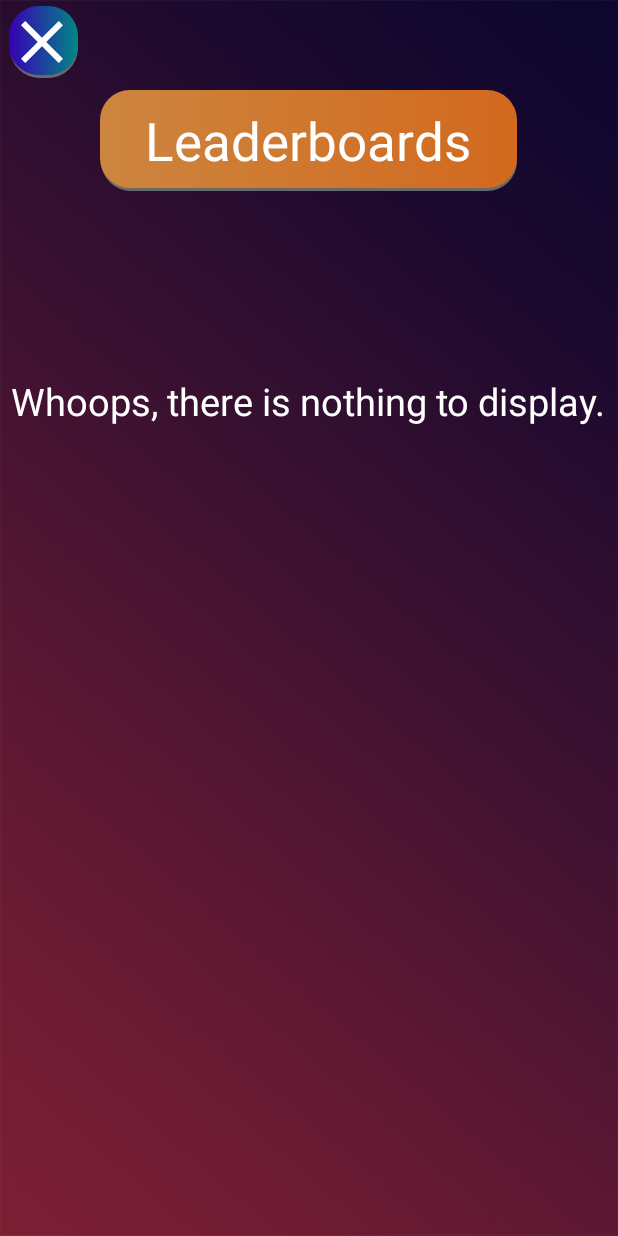
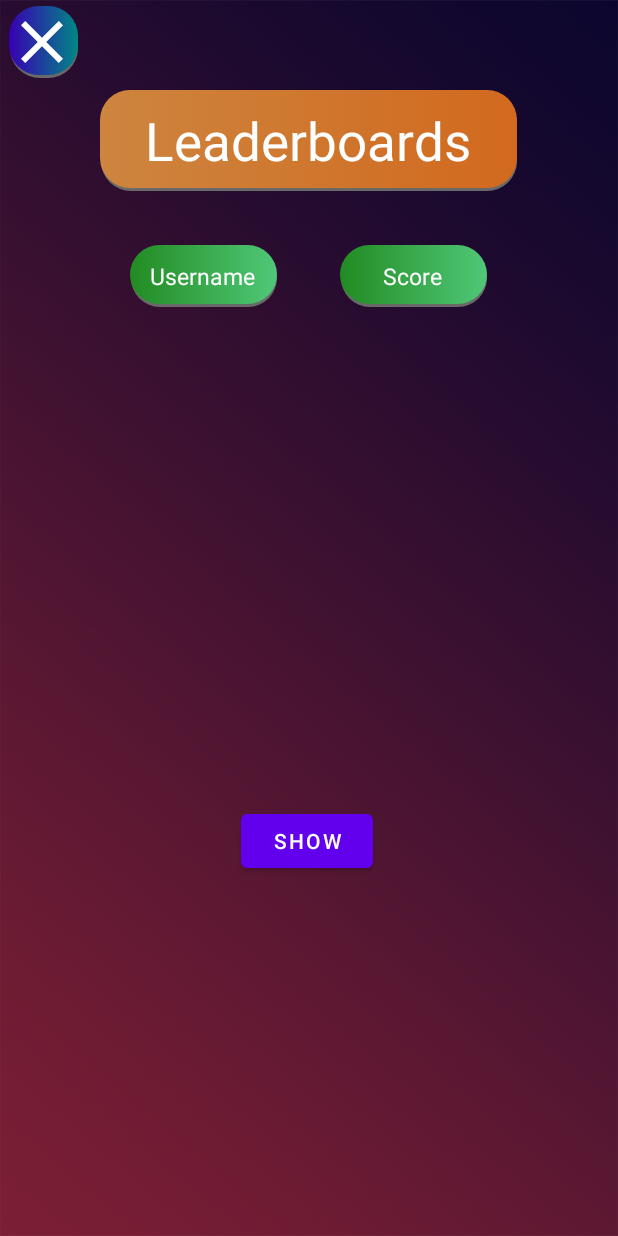
Before and after one commit to Halifx17/FilipinoValuesApp, an Android app: the StartGame screen opened directly, with no data from a screen before it, after a tap on "Leaderboards", on a phone screen of 412 x 824 dp. Run offline under Robolectric (Android 15) with nearby library versions, the phone set to English and light mode, and no system bars; our stand-ins replace Firebase (no records; nobody signed in at launch, a user with empty details on screens opened directly).

Commit message:
Seventh Commit

```diff
--- a/app/src/main/java/com/example/filipinovaluesapp/Leaderboards.java
+++ b/app/src/main/java/com/example/filipinovaluesapp/Leaderboards.java
@@ -8,8 +8,11 @@ import androidx.appcompat.app.AppCompatActivity;
 import android.content.Intent;
 import android.os.Build;
 import android.os.Bundle;
+import android.util.Log;
 import android.util.Pair;
 import android.view.View;
+import android.widget.TextView;
+import android.widget.Toast;
 
 import com.google.firebase.auth.FirebaseAuth;
 import com.google.firebase.auth.FirebaseUser;
@@ -18,12 +21,14 @@ import com.google.firebase.database.DataSnapshot;
 import com.google.firebase.database.DatabaseError;
 import com.google.firebase.database.DatabaseReference;
 import com.google.firebase.database.FirebaseDatabase;
+import com.google.firebase.database.Query;
 import com.google.firebase.database.ValueEventListener;
 
 import java.util.ArrayList;
 import java.util.Arrays;
 import java.util.Collections;
 import java.util.Comparator;
+import java.util.HashMap;
 import java.util.List;
 import java.util.Map;
 
@@ -32,6 +37,14 @@ public class Leaderboards extends AppCompatActivity {
     FirebaseAuth mAuth;
     FirebaseUser user;
     DatabaseReference dbReference;
+    TextView firstPlace, secondPlace, thirdPlace, fourthPlace, fifthPlace;
+    TextView firstPlaceName, secondPlaceName, thirdPlaceName, fourthPlaceName, fifthPlaceName;
+
+    String firstPlaceExtra, secondPlaceExtra, thirdPlaceExtra, fourthPlaceExtra, fifthPlaceExtra;
+    String firstPlaceNameExtra, secondPlaceNameExtra, thirdPlaceNameExtra, fourthPlaceNameExtra, fifthPlaceNameExtra;
+
+    ArrayList<String> usernames = new ArrayList<>();
+    ArrayList <Integer>scores = new ArrayList<>();
 
 
 
@@ -40,19 +53,110 @@ public class Leaderboards extends AppCompatActivity {
         super.onCreate(savedInstanceState);
         setContentView(R.layout.activity_leaderboards);
 
+        firstPlace = findViewById(R.id.firstPlace);
+        secondPlace = findViewById(R.id.secondPlace);
+        thirdPlace = findViewById(R.id.thirdPlace);
+        fourthPlace = findViewById(R.id.fourthPlace);
+        fifthPlace = findViewById(R.id.fifthPlace);
+
+        firstPlaceName = findViewById(R.id.firstPlaceName);
+        secondPlaceName = findViewById(R.id.secondPlaceName);
+        thirdPlaceName = findViewById(R.id.thirdPlaceName);
+        fourthPlaceName = findViewById(R.id.fourthPlaceName);
+        fifthPlaceName = findViewById(R.id.fifthPlaceName);
+
         mAuth=FirebaseAuth.getInstance();
         user = mAuth.getCurrentUser();
         dbReference = FirebaseDatabase.getInstance().getReference("Users");
 
+        firstPlaceExtra = getIntent().getStringExtra("firstScore");
+        secondPlaceExtra = getIntent().getStringExtra("secondScore");
+        thirdPlaceExtra = getIntent().getStringExtra("thirdScore");
+        fourthPlaceExtra = getIntent().getStringExtra("fourthScore");
+        fifthPlaceExtra = getIntent().getStringExtra("fifthScore");
 
-        dbReference.orderByChild("score").limitToLast(10).addChildEventListener(new ChildEventListener() {
+        firstPlaceNameExtra = getIntent().getStringExtra("firstName");
+        secondPlaceNameExtra = getIntent().getStringExtra("secondName");
+        thirdPlaceNameExtra = getIntent().getStringExtra("thirdName");
+        fourthPlaceNameExtra = getIntent().getStringExtra("fourthName");
+        fifthPlaceNameExtra = getIntent().getStringExtra("fifthName");
+
+        firstPlace.setText(firstPlaceExtra);
+        secondPlace.setText(secondPlaceExtra);
+        thirdPlace.setText(thirdPlaceExtra);
+        fourthPlace.setText(fourthPlaceExtra);
+        fifthPlace.setText(fifthPlaceExtra);
+
+        firstPlaceName.setText(firstPlaceNameExtra);
+        secondPlaceName.setText(secondPlaceNameExtra);
+        thirdPlaceName.setText(thirdPlaceNameExtra);
+        fourthPlaceName.setText(fourthPlaceNameExtra);
+        fifthPlaceName.setText(fifthPlaceNameExtra);
+
+
+        Query query = dbReference.orderByChild("score").limitToLast(5);
+        query.addValueEventListener(new ValueEventListener() {
+            @Override
+            public void onDataChange(@NonNull DataSnapshot snapshot) {
+
+                for (DataSnapshot postSnapshot: snapshot.getChildren()) {
+                    Highscore score=postSnapshot.getValue(Highscore.class);
+
+                    if(score!=null){
+                        scores.add(score.score);
+                        usernames.add(score.username);
+                    }
+                    Log.d("test",score.username+" Score is " + score.score);
+                }
+
+
+            }
+
+            @Override
+            public void onCancelled(@NonNull DatabaseError error) {
+
+            }
+        });
+
+
+
+/*
+        dbReference.orderByChild("score").limitToLast(10).addValueEventListener(new ValueEventListener() {
+            @Override
+            public void onDataChange(@NonNull DataSnapshot snapshot) {
+                Highscore user_score = snapshot.getValue(Highscore.class);
+
+
+
+                System.out.println(snapshot.getKey() + " " + user_score.username + " Score is " + user_score.score);
+
+
+            }
+
+            @Override
+            public void onCancelled(@NonNull DatabaseError error) {
+
+            }
+        });
+
+
+
+*/
+
+
+/*
+
+            dbReference.orderByChild("score").limitToLast(2).addChildEventListener(new ChildEventListener() {
+
+
                 @Override
                 public void onChildAdded(@NonNull DataSnapshot snapshot, @Nullable String previousChildName) {
 
                     Highscore user_score = snapshot.getValue(Highscore.class);
-                System.out.println(snapshot.getKey()+" "+user_score.username+" Score is "+user_score.score);
+                    firstPlace.setText(user_score.username);
+                    System.out.println(snapshot.getKey() + " " + user_score.username + " Score is " + user_score.score);
+
                 }
-
 
 
                 @Override
@@ -74,18 +178,56 @@ public class Leaderboards extends AppCompatActivity {
                 public void onCancelled(@NonNull DatabaseError error) {
 
                 }
+
             });
 
 
 
+*/
 
 
 
     }
 
 
+
+
     public void cancelButton(View view) {
         Intent intent = new Intent(Leaderboards.this,StartGame.class);
         startActivity(intent);
     }
+
+
+
+    public void show(View view) {
+
+        for(int i = scores.size()-1; i>=0; i--){
+            if(i == scores.size()-1){
+                firstPlace.setText(Integer.toString(scores.get(i)));
+            }else if(i == scores.size()-2){
+                secondPlace.setText(Integer.toString(scores.get(i)));
+            }else if(i == scores.size()-3){
+                thirdPlace.setText(Integer.toString(scores.get(i)));
+            }else if(i == scores.size()-4){
+                fourthPlace.setText(Integer.toString(scores.get(i)));
+            }else if(i == scores.size()-5){
+                fifthPlace.setText(Integer.toString(scores.get(i)));
             }
+        System.out.println(scores.get(i));
+        }
+        for(int i = 0; i<=usernames.size()-1; i++){
+            if(i == usernames.size()-1){
+                firstPlaceName.setText(usernames.get(i));
+            }else if(i == usernames.size()-2){
+                secondPlaceName.setText(usernames.get(i));
+            }else if(i == usernames.size()-3){
+                thirdPlaceName.setText(usernames.get(i));
+            }else if(i == usernames.size()-4){
+                fourthPlaceName.setText(usernames.get(i));
+            }else if(i == usernames.size()-5){
+                fifthPlaceName.setText(usernames.get(i));
+            }
+            System.out.println(usernames.get(i));
+        }
+    }
+}
--- a/app/src/main/java/com/example/filipinovaluesapp/StartGame.java
+++ b/app/src/main/java/com/example/filipinovaluesapp/StartGame.java
@@ -5,6 +5,7 @@ import androidx.appcompat.app.AppCompatActivity;
 
 import android.content.Intent;
 import android.os.Bundle;
+import android.util.Log;
 import android.view.MotionEvent;
 import android.view.View;
 import android.widget.Button;
@@ -16,6 +17,7 @@ import com.google.firebase.database.DataSnapshot;
 import com.google.firebase.database.DatabaseError;
 import com.google.firebase.database.DatabaseReference;
 import com.google.firebase.database.FirebaseDatabase;
+import com.google.firebase.database.Query;
 import com.google.firebase.database.ValueEventListener;
 
 import java.util.ArrayList;
@@ -27,6 +29,12 @@ public class StartGame extends AppCompatActivity {
     FirebaseUser user;
     DatabaseReference dbReference;
     String userID, userName, emailText, highScore;
+
+    ArrayList<String> usernames = new ArrayList<>();
+    ArrayList <Integer>scores = new ArrayList<>();
+
+    String firstPlace, secondPlace, thirdPlace, fourthPlace, fifthPlace;
+    String firstPlaceName, secondPlaceName, thirdPlaceName, fourthPlaceName, fifthPlaceName;
 
     Button startGame, howToPlay, leaderBoards;
     int baseScore = 100000, seedOrder = 0;
@@ -72,6 +80,33 @@ public class StartGame extends AppCompatActivity {
 
             }
         });
+
+        Query query = dbReference.orderByChild("score").limitToLast(5);
+        query.addValueEventListener(new ValueEventListener() {
+            @Override
+            public void onDataChange(@NonNull DataSnapshot snapshot) {
+
+                for (DataSnapshot postSnapshot: snapshot.getChildren()) {
+                    Highscore score=postSnapshot.getValue(Highscore.class);
+
+                    if(score!=null){
+                        scores.add(score.score);
+                        usernames.add(score.username);
+                    }
+
+                }
+
+
+            }
+
+            @Override
+            public void onCancelled(@NonNull DatabaseError error) {
+
+            }
+        });
+
+
+
 
 
 
@@ -234,7 +269,49 @@ public class StartGame extends AppCompatActivity {
     }
 
     public void leaderBoards(View view) {
+
         Intent intent = new Intent(StartGame.this,Leaderboards.class);
+
+        for(int i = scores.size()-1; i>=0; i--){
+            if(i == scores.size()-1){
+                firstPlace = Integer.toString(scores.get(i));
+            }else if(i == scores.size()-2){
+                secondPlace = Integer.toString(scores.get(i));
+            }else if(i == scores.size()-3){
+                thirdPlace = Integer.toString(scores.get(i));
+            }else if(i == scores.size()-4){
+                fourthPlace = Integer.toString(scores.get(i));
+            }else if(i == scores.size()-5){
+                fifthPlace = Integer.toString(scores.get(i));
+            }
+            System.out.println(scores.get(i));
+        }
+        for(int i = 0; i<=usernames.size()-1; i++){
+            if(i == usernames.size()-1){
+                firstPlaceName = usernames.get(i);
+            }else if(i == usernames.size()-2){
+                secondPlaceName = usernames.get(i);
+            }else if(i == usernames.size()-3){
+                thirdPlaceName = usernames.get(i);
+            }else if(i == usernames.size()-4){
+                fourthPlaceName = usernames.get(i);
+            }else if(i == usernames.size()-5){
+                fifthPlaceName = usernames.get(i);
+            }
+            System.out.println(usernames.get(i));
+        }
+
+        intent.putExtra("firstScore", firstPlace);
+        intent.putExtra("secondScore", secondPlace);
+        intent.putExtra("thirdScore", thirdPlace);
+        intent.putExtra("fourthScore", fourthPlace);
+        intent.putExtra("fifthScore", fifthPlace);
+
+        intent.putExtra("firstName", firstPlaceName);
+        intent.putExtra("secondName", secondPlaceName);
+        intent.putExtra("thirdName", thirdPlaceName);
+        intent.putExtra("fourthName", fourthPlaceName);
+        intent.putExtra("fifthName", fifthPlaceName);
         startActivity(intent);
     }
 }
--- /dev/null
+++ b/app/src/main/res/drawable/textview_round_green.xml
@@ -0,0 +1,19 @@
+<?xml version="1.0" encoding="utf-8"?>
+<selector xmlns:android="http://schemas.android.com/apk/res/android" android:shape="rectangle">
+    <item>
+        <layer-list>
+            <item android:left="3dp" android:top="3dp">
+                <shape>
+                    <corners android:radius="20dp" />
+                    <solid android:color="#696969" />
+                </shape>
+            </item>
+            <item android:bottom="2dp" android:left="2dp">
+                <shape>
+                    <gradient android:startColor="@color/green1" android:endColor="@color/green2" android:type="linear"></gradient>
+                    <corners android:radius="20dp"></corners>
+                </shape>
+            </item>
+        </layer-list>
+    </item>
+</selector>
--- a/app/src/main/res/layout/activity_leaderboards.xml
+++ b/app/src/main/res/layout/activity_leaderboards.xml
@@ -14,8 +14,8 @@
       android:contentDescription="@string/Background"
       android:scaleType="fitXY"
       android:src="@drawable/bg_img"
-      tools:layout_editor_absoluteX="16dp"
-      tools:layout_editor_absoluteY="-32dp">
+      tools:layout_editor_absoluteX="0dp"
+      tools:layout_editor_absoluteY="0dp">
 
   </ImageView>
 
@@ -34,42 +34,124 @@
 
 
   <TextView
-      android:id="@+id/username"
+      android:id="@+id/firstPlace"
       android:layout_width="wrap_content"
       android:layout_height="wrap_content"
-      android:layout_marginTop="48dp"
-      android:text=""
+      android:layout_marginTop="92dp"
+      android:text="One"
       android:textColor="@color/white"
       android:textSize="25sp"
-      app:layout_constraintEnd_toEndOf="parent"
-      app:layout_constraintHorizontal_bias="0.498"
-      app:layout_constraintStart_toStartOf="parent"
+      app:layout_constraintEnd_toEndOf="@+id/titleScore"
+      app:layout_constraintStart_toStartOf="@+id/titleScore"
       app:layout_constraintTop_toBottomOf="@+id/title" />
 
   <TextView
-      android:id="@+id/email"
+      android:id="@+id/secondPlaceName"
+      android:layout_width="wrap_content"
+      android:layout_height="wrap_content"
+      android:layout_marginTop="168dp"
+      android:text="user2"
+      android:textColor="@color/white"
+      android:textSize="25sp"
+      app:layout_constraintEnd_toEndOf="@+id/titleUser"
+      app:layout_constraintStart_toStartOf="@+id/titleUser"
+      app:layout_constraintTop_toBottomOf="@+id/title" />
+
+  <TextView
+      android:id="@+id/secondPlace"
       android:layout_width="wrap_content"
       android:layout_height="wrap_content"
       android:layout_marginTop="40dp"
-      android:text="@string/Whoops"
+      android:text="Two"
       android:textColor="@color/white"
       android:textSize="25sp"
-      app:layout_constraintEnd_toEndOf="@+id/username"
-      app:layout_constraintStart_toStartOf="@+id/username"
-      app:layout_constraintTop_toBottomOf="@+id/username" />
+      app:layout_constraintEnd_toEndOf="@+id/titleScore"
+      app:layout_constraintStart_toStartOf="@+id/titleScore"
+      app:layout_constraintTop_toBottomOf="@+id/firstPlace" />
 
   <TextView
-      android:id="@+id/highScore"
+      android:id="@+id/thirdPlace"
       android:layout_width="wrap_content"
       android:layout_height="wrap_content"
-      android:layout_marginTop="40dp"
-      android:text=""
+      android:layout_marginTop="32dp"
+      android:text="Three"
       android:textColor="@color/white"
       android:textSize="25sp"
-      app:layout_constraintEnd_toEndOf="@+id/email"
-      app:layout_constraintHorizontal_bias="0.506"
-      app:layout_constraintStart_toStartOf="@+id/email"
-      app:layout_constraintTop_toBottomOf="@+id/email" />
+      app:layout_constraintEnd_toEndOf="@+id/titleScore"
+      app:layout_constraintStart_toStartOf="@+id/titleScore"
+      app:layout_constraintTop_toBottomOf="@+id/secondPlace" />
+
+  <TextView
+      android:id="@+id/thirdPlaceName"
+      android:layout_width="wrap_content"
+      android:layout_height="wrap_content"
+      android:layout_marginTop="232dp"
+      android:text="user3"
+      android:textColor="@color/white"
+      android:textSize="25sp"
+      app:layout_constraintEnd_toEndOf="@+id/titleUser"
+      app:layout_constraintStart_toStartOf="@+id/titleUser"
+      app:layout_constraintTop_toBottomOf="@+id/title" />
+
+  <TextView
+      android:id="@+id/fourthPlaceName"
+      android:layout_width="wrap_content"
+      android:layout_height="wrap_content"
+      android:layout_marginTop="288dp"
+      android:text="user4"
+      android:textColor="@color/white"
+      android:textSize="25sp"
+      app:layout_constraintEnd_toEndOf="@+id/titleUser"
+      app:layout_constraintStart_toStartOf="@+id/titleUser"
+      app:layout_constraintTop_toBottomOf="@+id/title" />
+
+  <TextView
+      android:id="@+id/fourthPlace"
+      android:layout_width="wrap_content"
+      android:layout_height="wrap_content"
+      android:layout_marginTop="20dp"
+      android:text="Four"
+      android:textColor="@color/white"
+      android:textSize="25sp"
+      app:layout_constraintEnd_toEndOf="@+id/titleScore"
+      app:layout_constraintStart_toStartOf="@+id/titleScore"
+      app:layout_constraintTop_toBottomOf="@+id/thirdPlace" />
+
+  <TextView
+      android:id="@+id/fifthPlaceName"
+      android:layout_width="wrap_content"
+      android:layout_height="wrap_content"
+      android:layout_marginTop="340dp"
+      android:text="user5"
+      android:textColor="@color/white"
+      android:textSize="25sp"
+      app:layout_constraintEnd_toEndOf="@+id/titleUser"
+      app:layout_constraintStart_toStartOf="@+id/titleUser"
+      app:layout_constraintTop_toBottomOf="@+id/title" />
+
+  <TextView
+      android:id="@+id/fifthPlace"
+      android:layout_width="wrap_content"
+      android:layout_height="wrap_content"
+      android:layout_marginTop="20dp"
+      android:text="Five"
+      android:textColor="@color/white"
+      android:textSize="25sp"
+      app:layout_constraintEnd_toEndOf="@+id/titleScore"
+      app:layout_constraintStart_toStartOf="@+id/titleScore"
+      app:layout_constraintTop_toBottomOf="@+id/fourthPlace" />
+
+  <TextView
+      android:id="@+id/firstPlaceName"
+      android:layout_width="wrap_content"
+      android:layout_height="wrap_content"
+      android:layout_marginTop="92dp"
+      android:text="user1"
+      android:textColor="@color/white"
+      android:textSize="25sp"
+      app:layout_constraintEnd_toEndOf="@+id/titleUser"
+      app:layout_constraintStart_toStartOf="@+id/titleUser"
+      app:layout_constraintTop_toBottomOf="@+id/title" />
 
   <TextView
       android:id="@+id/title"
@@ -87,4 +169,46 @@
       app:layout_constraintStart_toStartOf="parent"
       app:layout_constraintTop_toTopOf="parent" />
 
-  </androidx.constraintlayout.widget.ConstraintLayout>
+
+  <TextView
+      android:id="@+id/titleUser"
+      android:layout_width="100dp"
+      android:layout_height="0dp"
+      android:layout_marginStart="20dp"
+      android:layout_marginTop="36dp"
+      android:background="@drawable/textview_round_green"
+      android:padding="10dp"
+      android:text="@string/Username"
+      android:textAlignment="center"
+      android:textColor="@color/white"
+      android:textSize="15sp"
+      app:layout_constraintStart_toStartOf="@+id/title"
+      app:layout_constraintTop_toBottomOf="@+id/title" />
+
+  <TextView
+      android:id="@+id/titleScore"
+      android:layout_width="100dp"
+      android:layout_height="0dp"
+      android:layout_marginTop="36dp"
+      android:layout_marginEnd="20dp"
+      android:background="@drawable/textview_round_green"
+      android:padding="10dp"
+      android:text="@string/Score"
+      android:textAlignment="center"
+      android:textColor="@color/white"
+      android:textSize="15sp"
+      app:layout_constraintEnd_toEndOf="@+id/title"
+      app:layout_constraintTop_toBottomOf="@+id/title" />
+
+  <Button
+      android:id="@+id/button"
+      android:layout_width="wrap_content"
+      android:layout_height="wrap_content"
+      android:layout_marginTop="32dp"
+      android:onClick="show"
+      android:text="Show"
+      app:layout_constraintEnd_toEndOf="@+id/title"
+      app:layout_constraintStart_toStartOf="@+id/title"
+      app:layout_constraintTop_toBottomOf="@+id/fifthPlace" />
+
+</androidx.constraintlayout.widget.ConstraintLayout>
--- a/app/src/main/res/values/colors.xml
+++ b/app/src/main/res/values/colors.xml
@@ -12,4 +12,6 @@
     <color name="grey">#778899</color>
     <color name="brown">#CD853F</color>
     <color name="brown2">#D2691E</color>
+    <color name="green1">#228B22</color>
+    <color name="green2">#50C878</color>
 </resources>
```
Lines whose indentation alone changed are shown as unchanged.
